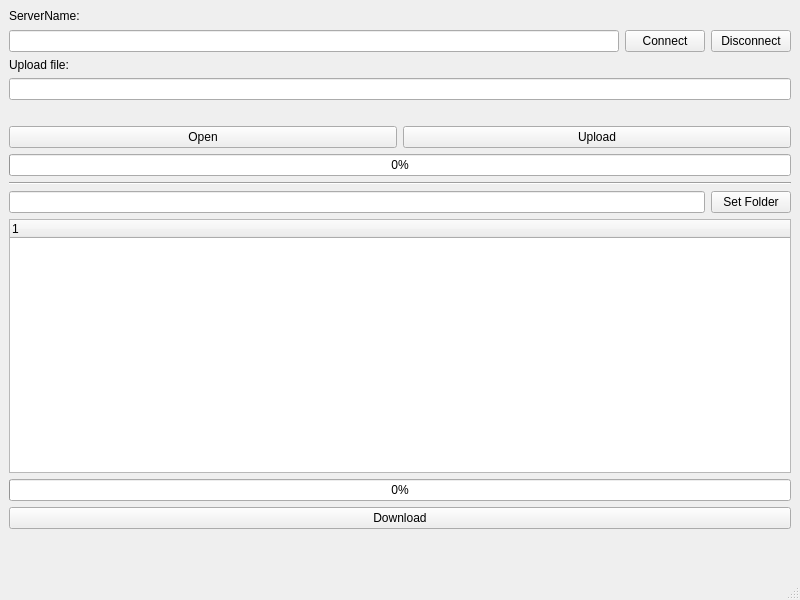
First picture: the form in tebrafile/mainwindow.ui, repository MATF-RS20/RS022-tebrafile, before the edit.
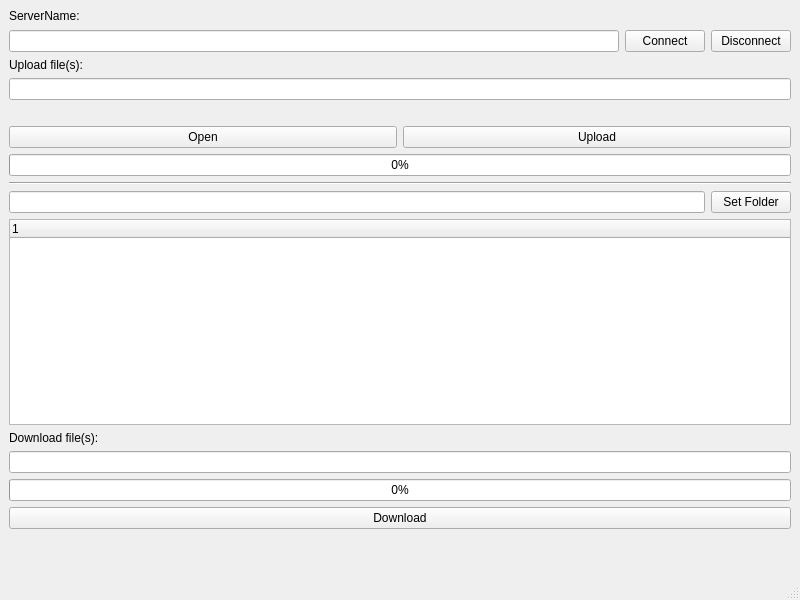
Second picture: the form after the edit.

Commit message: download multiple files

What changed in the file:
```diff
--- a/tebrafile/mainwindow.ui
+++ b/tebrafile/mainwindow.ui
@@ -56,7 +56,7 @@
     <item>
      <widget class="QLabel" name="label">
       <property name="text">
-       <string>Upload file:</string>
+       <string>Upload file(s):</string>
       </property>
      </widget>
     </item>
@@ -129,6 +129,16 @@
       </column>
      </widget>
     </item>
+    <item>
+     <widget class="QLabel" name="label_2">
+      <property name="text">
+       <string>Download file(s):</string>
+      </property>
+     </widget>
+    </item>
+    <item>
+     <widget class="QLineEdit" name="downloadFileInput"/>
+    </item>
     <item>
      <widget class="QProgressBar" name="downloadProgressBar">
       <property name="value">
```
The commit also changes 5 other files.
